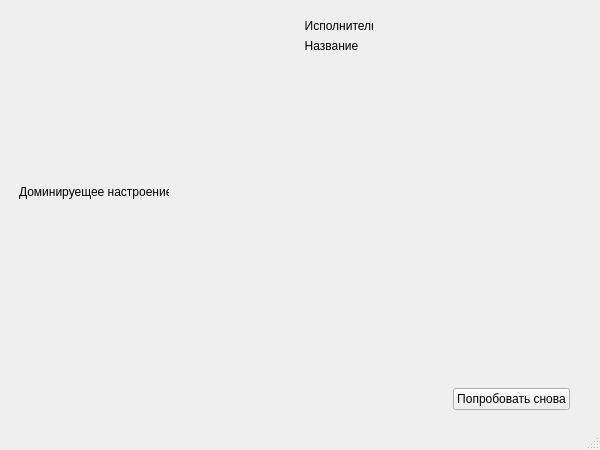
The window that tone.ui (GlebKirsan/repka) describes before a commit, drawn with Qt 5.
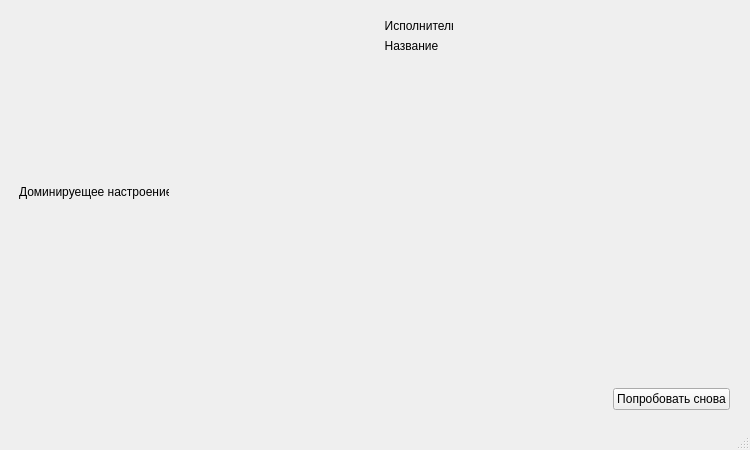
The same window after the commit.

What changed in the file:
```diff
--- a/tone.ui
+++ b/tone.ui
@@ -6,7 +6,7 @@
    <rect>
     <x>0</x>
     <y>0</y>
-    <width>600</width>
+    <width>750</width>
     <height>450</height>
    </rect>
   </property>
@@ -19,7 +19,7 @@
      <rect>
       <x>19</x>
       <y>19</y>
-      <width>551</width>
+      <width>711</width>
       <height>391</height>
      </rect>
     </property>
```
Left out of the diff: 2 changed lines with no effect on the pictures.
